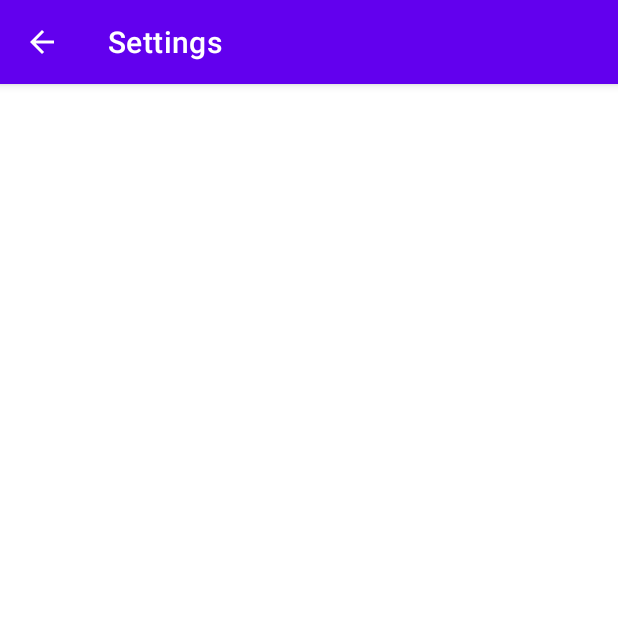
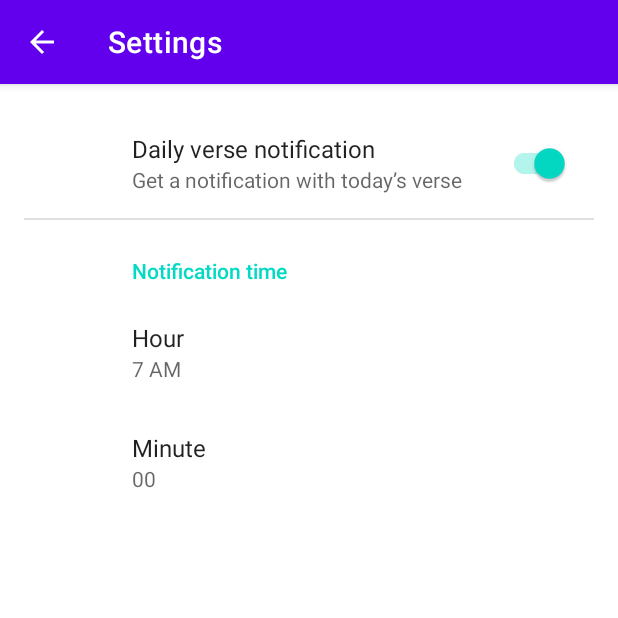
Before and after one commit to kovalc/catholic-bible-app, an Android app: the screen it shows after launch (SettingsActivity), in the options menu, after a tap on "Settings", on a phone screen of 412 x 824 dp, the top half of it. Run offline under Robolectric (Android 15) with nearby library versions, the phone set to English and light mode, and no system bars; our stand-ins replace androidx.preference; pictures from the network do not load; 2 statements that could not run were skipped.

Commit message:
Added About and Settings Features and Re-created Menu

```diff
--- a/app/build.gradle.kts
+++ b/app/build.gradle.kts
@@ -38,6 +38,7 @@ android {
 
 dependencies {
     implementation("androidx.core:core-ktx:1.13.1")
+    implementation("androidx.preference:preference-ktx:1.2.1")
     implementation("androidx.appcompat:appcompat:1.7.0")
     implementation("com.google.android.material:material:1.12.0")
     implementation("androidx.constraintlayout:constraintlayout:2.1.4")
--- a/app/src/main/java/com/example/catholic_bible/SettingsActivity.kt
+++ /dev/null
@@ -1,14 +0,0 @@
-package com.example.catholic_bible
-
-import android.os.Bundle
-import androidx.appcompat.app.AppCompatActivity
-
-class SettingsActivity : AppCompatActivity() {
-
-    override fun onCreate(savedInstanceState: Bundle?) {
-        super.onCreate(savedInstanceState)
-        setContentView(R.layout.activity_settings)
-
-        supportActionBar?.title = "Settings"
-    }
-}
--- /dev/null
+++ b/app/src/main/java/com/example/catholic_bible/notifications/VerseNotificationsScheduler.kt
@@ -0,0 +1,57 @@
+package com.example.catholic_bible.notifications
+
+import android.content.Context
+import androidx.preference.PreferenceManager
+import androidx.work.*
+import com.example.catholic_bible.workers.VerseNotificationWorker
+import java.util.Calendar
+import java.util.concurrent.TimeUnit
+
+object VerseNotificationScheduler {
+
+    private const val UNIQUE_WORK_NAME = "daily_verse_notification_work"
+
+    fun reschedule(context: Context) {
+        val prefs = PreferenceManager.getDefaultSharedPreferences(context)
+        val enabled = prefs.getBoolean("pref_daily_notification_enabled", true)
+
+        if (!enabled) {
+            WorkManager.getInstance(context).cancelUniqueWork(UNIQUE_WORK_NAME)
+            return
+        }
+
+        val hour = prefs.getString("pref_notification_hour", "7")?.toIntOrNull() ?: 7
+        val minute = prefs.getString("pref_notification_minute", "0")?.toIntOrNull() ?: 0
+
+        val initialDelayMs = computeInitialDelayMs(hour, minute)
+
+        val constraints = Constraints.Builder()
+            .setRequiredNetworkType(NetworkType.CONNECTED)
+            .build()
+
+        val request = PeriodicWorkRequestBuilder<VerseNotificationWorker>(1, TimeUnit.DAYS)
+            .setInitialDelay(initialDelayMs, TimeUnit.MILLISECONDS)
+            .setConstraints(constraints)
+            .build()
+
+        WorkManager.getInstance(context).enqueueUniquePeriodicWork(
+            UNIQUE_WORK_NAME,
+            ExistingPeriodicWorkPolicy.UPDATE,
+            request
+        )
+    }
+
+    private fun computeInitialDelayMs(hour: Int, minute: Int): Long {
+        val now = Calendar.getInstance()
+        val next = Calendar.getInstance().apply {
+            set(Calendar.HOUR_OF_DAY, hour)
+            set(Calendar.MINUTE, minute)
+            set(Calendar.SECOND, 0)
+            set(Calendar.MILLISECOND, 0)
+            if (before(now)) {
+                add(Calendar.DAY_OF_YEAR, 1)
+            }
+        }
+        return next.timeInMillis - now.timeInMillis
+    }
+}
--- a/app/src/main/java/com/example/catholic_bible/AboutActivity.kt
+++ b/app/src/main/java/com/example/catholic_bible/ui/AboutActivity.kt
@@ -1,7 +1,8 @@
-package com.example.catholic_bible
+package com.example.catholic_bible.ui
 
 import android.os.Bundle
 import androidx.appcompat.app.AppCompatActivity
+import com.example.catholic_bible.R
 
 class AboutActivity : AppCompatActivity() {
 
--- a/app/src/main/java/com/example/catholic_bible/MainActivity.kt
+++ b/app/src/main/java/com/example/catholic_bible/ui/MainActivity.kt
@@ -1,26 +1,51 @@
-package com.example.catholic_bible
+package com.example.catholic_bible.ui
 
+import android.Manifest
 import android.content.Intent
-import androidx.appcompat.app.AppCompatActivity
+import android.content.pm.PackageManager
+import android.os.Build
 import android.os.Bundle
+import android.speech.tts.TextToSpeech
 import android.view.Menu
 import android.view.MenuItem
 import android.widget.ImageView
 import android.widget.TextView
-import androidx.work.*
+import android.widget.Toast
+import androidx.appcompat.app.AppCompatActivity
+import androidx.core.app.ActivityCompat
+import androidx.core.content.ContextCompat
+import androidx.work.Constraints
+import androidx.work.ExistingPeriodicWorkPolicy
+import androidx.work.NetworkType
+import androidx.work.PeriodicWorkRequestBuilder
+import androidx.work.WorkManager
 import coil.load
-import kotlinx.coroutines.*
+import com.example.catholic_bible.R
+import com.example.catholic_bible.notifications.VerseNotificationScheduler
+import com.example.catholic_bible.workers.DailyWallpaperWorker
+import kotlinx.coroutines.CoroutineScope
+import kotlinx.coroutines.Dispatchers
+import kotlinx.coroutines.SupervisorJob
+import kotlinx.coroutines.cancel
+import kotlinx.coroutines.launch
+import kotlinx.coroutines.withContext
 import okhttp3.OkHttpClient
 import okhttp3.logging.HttpLoggingInterceptor
 import retrofit2.Retrofit
 import retrofit2.converter.gson.GsonConverterFactory
 import retrofit2.http.GET
+import java.util.Locale
 import java.util.concurrent.TimeUnit
 
-class MainActivity : AppCompatActivity() {
+class MainActivity : AppCompatActivity(), TextToSpeech.OnInitListener {
 
     private lateinit var verseTextView: TextView
     private lateinit var verseImageView: ImageView
+
+    private var latestVerseForSpeech: String = ""
+
+    private var tts: TextToSpeech? = null
+    private var ttsReady = false
 
     private val verseApi: VerseApi by lazy {
         val logging = HttpLoggingInterceptor().apply {
@@ -32,7 +57,7 @@ class MainActivity : AppCompatActivity() {
             .build()
 
         val retrofit = Retrofit.Builder()
-            .baseUrl("https://s4abq0nc6a.execute-api.us-west-2.amazonaws.com/")
+            .baseUrl("https://pvb7zkkj57.execute-api.us-west-2.amazonaws.com/")
             .client(client)
             .addConverterFactory(GsonConverterFactory.create())
             .build()
@@ -49,20 +74,45 @@ class MainActivity : AppCompatActivity() {
         verseTextView = findViewById(R.id.verseText)
         verseImageView = findViewById(R.id.verseImage)
 
-        // Schedule the daily wallpaper update (once per day; uses existing AI image)
+        requestNotificationPermissionIfNeeded()
+        VerseNotificationScheduler.reschedule(this)
+
+        tts = TextToSpeech(this, this)
+
         scheduleDailyWallpaperWork()
-
-        // Load today's verse + image for the UI
         loadVerse()
     }
 
+    override fun onInit(status: Int) {
+        if (status == TextToSpeech.SUCCESS) {
+            val result = tts?.setLanguage(Locale.US) ?: TextToSpeech.LANG_NOT_SUPPORTED
+            ttsReady = result != TextToSpeech.LANG_MISSING_DATA && result != TextToSpeech.LANG_NOT_SUPPORTED
+
+            if (ttsReady) {
+                tts?.setSpeechRate(1.0f)
+                tts?.setPitch(1.0f)
+            } else {
+                Toast.makeText(this, "Text-to-speech language not supported.", Toast.LENGTH_SHORT).show()
+            }
+        } else {
+            ttsReady = false
+            Toast.makeText(this, "Text-to-speech unavailable.", Toast.LENGTH_SHORT).show()
+        }
+    }
+
     override fun onDestroy() {
+        activityScope.cancel()
+
+        tts?.stop()
+        tts?.shutdown()
+        tts = null
+
         super.onDestroy()
-        activityScope.cancel()
     }
 
     private fun loadVerse() {
         verseTextView.text = "Preparing today's verse…"
+        latestVerseForSpeech = ""
 
         activityScope.launch {
             try {
@@ -77,6 +127,7 @@ class MainActivity : AppCompatActivity() {
                 }
 
                 verseTextView.text = display
+                latestVerseForSpeech = display
 
                 val url = response.image_url
                 if (!url.isNullOrBlank()) {
@@ -89,7 +140,25 @@ class MainActivity : AppCompatActivity() {
                 }
             } catch (e: Exception) {
                 verseTextView.text = "Error loading verse: ${e.message}"
+                latestVerseForSpeech = ""
             }
+        }
+    }
+
+    private fun requestNotificationPermissionIfNeeded() {
+        if (Build.VERSION.SDK_INT < Build.VERSION_CODES.TIRAMISU) return
+
+        val granted = ContextCompat.checkSelfPermission(
+            this,
+            Manifest.permission.POST_NOTIFICATIONS
+        ) == PackageManager.PERMISSION_GRANTED
+
+        if (!granted) {
+            ActivityCompat.requestPermissions(
+                this,
+                arrayOf(Manifest.permission.POST_NOTIFICATIONS),
+                5001
+            )
         }
     }
 
@@ -98,9 +167,7 @@ class MainActivity : AppCompatActivity() {
             .setRequiredNetworkType(NetworkType.CONNECTED)
             .build()
 
-        val request = PeriodicWorkRequestBuilder<DailyWallpaperWorker>(
-            1, TimeUnit.DAYS
-        )
+        val request = PeriodicWorkRequestBuilder<DailyWallpaperWorker>(1, TimeUnit.DAYS)
             .setConstraints(constraints)
             .build()
 
@@ -111,8 +178,6 @@ class MainActivity : AppCompatActivity() {
                 request
             )
     }
-
-    // ----- Menu: Settings & About -----
 
     override fun onCreateOptionsMenu(menu: Menu): Boolean {
         menuInflater.inflate(R.menu.main_menu, menu)
@@ -129,12 +194,35 @@ class MainActivity : AppCompatActivity() {
                 startActivity(Intent(this, AboutActivity::class.java))
                 true
             }
+            R.id.action_tts -> {
+                toggleSpeakVerse()
+                true
+            }
             else -> super.onOptionsItemSelected(item)
         }
     }
+
+    private fun toggleSpeakVerse() {
+        if (!ttsReady) {
+            Toast.makeText(this, "Text-to-speech not ready yet.", Toast.LENGTH_SHORT).show()
+            return
+        }
+
+        if (tts?.isSpeaking == true) {
+            tts?.stop()
+            return
+        }
+
+        val textToRead = latestVerseForSpeech.trim()
+        if (textToRead.isBlank()) {
+            Toast.makeText(this, "No verse to read yet.", Toast.LENGTH_SHORT).show()
+            return
+        }
+
+        tts?.speak(textToRead, TextToSpeech.QUEUE_FLUSH, null, "VERSE_TTS")
+    }
 }
 
-// Shared with worker
 data class VerseResponse(
     val date: String,
     val book: String,
--- /dev/null
+++ b/app/src/main/java/com/example/catholic_bible/ui/SettingsActivity.kt
@@ -0,0 +1,27 @@
+package com.example.catholic_bible.ui
+
+import android.os.Bundle
+import androidx.appcompat.app.AppCompatActivity
+import com.example.catholic_bible.R
+
+class SettingsActivity : AppCompatActivity() {
+
+    override fun onCreate(savedInstanceState: Bundle?) {
+        super.onCreate(savedInstanceState)
+        setContentView(R.layout.activity_settings)
+
+        supportActionBar?.title = getString(R.string.title_settings)
+        supportActionBar?.setDisplayHomeAsUpEnabled(true)
+
+        if (savedInstanceState == null) {
+            supportFragmentManager.beginTransaction()
+                .replace(R.id.settings_container, SettingsFragment())
+                .commit()
+        }
+    }
+
+    override fun onSupportNavigateUp(): Boolean {
+        finish()
+        return true
+    }
+}
--- /dev/null
+++ b/app/src/main/java/com/example/catholic_bible/ui/SettingsFragment.kt
@@ -0,0 +1,38 @@
+package com.example.catholic_bible.ui
+
+import android.os.Bundle
+import androidx.preference.ListPreference
+import androidx.preference.PreferenceFragmentCompat
+import androidx.preference.PreferenceManager
+import com.example.catholic_bible.R
+import com.example.catholic_bible.notifications.VerseNotificationScheduler
+
+class SettingsFragment : PreferenceFragmentCompat() {
+
+    override fun onCreatePreferences(savedInstanceState: Bundle?, rootKey: String?) {
+        setPreferencesFromResource(R.xml.preferences, rootKey)
+
+        // Show selected values under the preference titles
+        updateSummaries()
+
+        val prefs = PreferenceManager.getDefaultSharedPreferences(requireContext())
+        prefs.registerOnSharedPreferenceChangeListener { _, key ->
+            if (
+                key == "pref_daily_notification_enabled" ||
+                key == "pref_notification_hour" ||
+                key == "pref_notification_minute"
+            ) {
+                updateSummaries()
+                VerseNotificationScheduler.reschedule(requireContext())
+            }
+        }
+    }
+
+    private fun updateSummaries() {
+        val hourPref = findPreference<ListPreference>("pref_notification_hour")
+        val minPref = findPreference<ListPreference>("pref_notification_minute")
+
+        hourPref?.summary = hourPref?.entry ?: ""
+        minPref?.summary = minPref?.entry ?: ""
+    }
+}
--- a/app/src/main/java/com/example/catholic_bible/DailyWallpaperWorker.kt
+++ b/app/src/main/java/com/example/catholic_bible/workers/DailyWallpaperWorker.kt
@@ -1,10 +1,11 @@
-package com.example.catholic_bible
+package com.example.catholic_bible.workers
 
 import android.app.WallpaperManager
 import android.content.Context
 import android.graphics.BitmapFactory
 import androidx.work.CoroutineWorker
 import androidx.work.WorkerParameters
+import com.example.catholic_bible.ui.VerseResponse
 import kotlinx.coroutines.Dispatchers
 import kotlinx.coroutines.withContext
 import okhttp3.OkHttpClient
--- /dev/null
+++ b/app/src/main/res/drawable/ic_volume_up_24.xml
@@ -0,0 +1,10 @@
+<?xml version="1.0" encoding="utf-8"?>
+<vector xmlns:android="http://schemas.android.com/apk/res/android"
+    android:width="24dp"
+    android:height="24dp"
+    android:viewportWidth="24"
+    android:viewportHeight="24">
+    <path
+        android:fillColor="#FFFFFFFF"
+        android:pathData="M3,9v6h4l5,5V4L7,9H3zM16.5,12c0,-1.77 -1.02,-3.29 -2.5,-4.03v8.05c1.48,-0.73 2.5,-2.25 2.5,-4.02zM14,3.23v2.06c2.89,0.86 5,3.54 5,6.71s-2.11,5.85 -5,6.71v2.06c4.01,-0.91 7,-4.49 7,-8.77s-2.99,-7.86 -7,-8.77z" />
+</vector>
--- a/app/src/main/res/layout/activity_about.xml
+++ b/app/src/main/res/layout/activity_about.xml
@@ -1,4 +1,3 @@
-<?xml version="1.0" encoding="utf-8"?>
 <?xml version="1.0" encoding="utf-8"?>
 <ScrollView xmlns:android="http://schemas.android.com/apk/res/android"
     xmlns:app="http://schemas.android.com/apk/res-auto"
@@ -8,11 +7,11 @@
     android:fillViewport="true"
     android:padding="24dp"
     android:background="?android:colorBackground"
-    tools:context=".AboutActivity">
+    tools:context=".ui.AboutActivity">
 
     <androidx.constraintlayout.widget.ConstraintLayout
         android:layout_width="match_parent"
-        android:layout_height="match_parent">
+        android:layout_height="wrap_content">
 
         <TextView
             android:id="@+id/aboutText"
@@ -27,5 +26,6 @@
             app:layout_constraintBottom_toBottomOf="parent"
             app:layout_constraintStart_toStartOf="parent"
             app:layout_constraintEnd_toEndOf="parent" />
+
     </androidx.constraintlayout.widget.ConstraintLayout>
 </ScrollView>
--- a/app/src/main/res/layout/activity_main.xml
+++ b/app/src/main/res/layout/activity_main.xml
@@ -6,7 +6,7 @@
     android:layout_width="match_parent"
     android:layout_height="match_parent"
     android:background="#000000"
-    tools:context=".MainActivity">
+    tools:context=".ui.MainActivity">
 
     <!-- Fullscreen background image -->
     <ImageView
--- a/app/src/main/res/layout/activity_settings.xml
+++ b/app/src/main/res/layout/activity_settings.xml
@@ -2,21 +2,14 @@
 <androidx.constraintlayout.widget.ConstraintLayout
     xmlns:android="http://schemas.android.com/apk/res/android"
     xmlns:app="http://schemas.android.com/apk/res-auto"
-    xmlns:tools="http://schemas.android.com/tools"
     android:layout_width="match_parent"
     android:layout_height="match_parent"
-    android:padding="24dp"
-    tools:context=".SettingsActivity">
+    android:padding="16dp">
 
-    <TextView
-        android:id="@+id/settingsText"
+    <FrameLayout
+        android:id="@+id/settings_container"
         android:layout_width="0dp"
-        android:layout_height="wrap_content"
-        android:text="@string/settings_placeholder"
-        android:textSize="16sp"
-        android:textColor="@android:color/white"
-        android:gravity="center"
-        android:textAlignment="center"
+        android:layout_height="0dp"
         app:layout_constraintTop_toTopOf="parent"
         app:layout_constraintBottom_toBottomOf="parent"
         app:layout_constraintStart_toStartOf="parent"
--- a/app/src/main/res/menu/main_menu.xml
+++ b/app/src/main/res/menu/main_menu.xml
@@ -1,9 +1,21 @@
 <?xml version="1.0" encoding="utf-8"?>
-<menu xmlns:android="http://schemas.android.com/apk/res/android">
+<menu xmlns:android="http://schemas.android.com/apk/res/android"
+    xmlns:app="http://schemas.android.com/apk/res-auto">
+
     <item
         android:id="@+id/action_settings"
-        android:title="Settings" />
+        android:title="Settings"
+        app:showAsAction="never" />
+
     <item
         android:id="@+id/action_about"
-        android:title="About" />
+        android:title="About"
+        app:showAsAction="never" />
+
+    <item
+        android:id="@+id/action_tts"
+        android:title="Read aloud"
+        android:icon="@drawable/ic_volume_up_24"
+        app:showAsAction="ifRoom" />
+
 </menu>
--- /dev/null
+++ b/app/src/main/res/values/arrays.xml
@@ -0,0 +1,26 @@
+<?xml version="1.0" encoding="utf-8"?>
+<resources>
+
+    <string-array name="pref_hours_entries">
+        <item>12 AM</item><item>1 AM</item><item>2 AM</item><item>3 AM</item><item>4 AM</item><item>5 AM</item>
+        <item>6 AM</item><item>7 AM</item><item>8 AM</item><item>9 AM</item><item>10 AM</item><item>11 AM</item>
+        <item>12 PM</item><item>1 PM</item><item>2 PM</item><item>3 PM</item><item>4 PM</item><item>5 PM</item>
+        <item>6 PM</item><item>7 PM</item><item>8 PM</item><item>9 PM</item><item>10 PM</item><item>11 PM</item>
+    </string-array>
+
+    <string-array name="pref_hours_values">
+        <item>0</item><item>1</item><item>2</item><item>3</item><item>4</item><item>5</item>
+        <item>6</item><item>7</item><item>8</item><item>9</item><item>10</item><item>11</item>
+        <item>12</item><item>13</item><item>14</item><item>15</item><item>16</item><item>17</item>
+        <item>18</item><item>19</item><item>20</item><item>21</item><item>22</item><item>23</item>
+    </string-array>
+
+    <string-array name="pref_minutes_entries">
+        <item>00</item><item>15</item><item>30</item><item>45</item>
+    </string-array>
+
+    <string-array name="pref_minutes_values">
+        <item>0</item><item>15</item><item>30</item><item>45</item>
+    </string-array>
+
+</resources>
--- /dev/null
+++ b/app/src/main/res/xml/preferences.xml
@@ -0,0 +1,29 @@
+<?xml version="1.0" encoding="utf-8"?>
+<PreferenceScreen xmlns:app="http://schemas.android.com/apk/res-auto">
+
+    <SwitchPreferenceCompat
+        app:key="pref_daily_notification_enabled"
+        app:title="Daily verse notification"
+        app:summary="Get a notification with today’s verse"
+        app:defaultValue="true" />
+
+    <PreferenceCategory
+        app:title="Notification time">
+
+        <ListPreference
+            app:key="pref_notification_hour"
+            app:title="Hour"
+            app:defaultValue="7"
+            app:entries="@array/pref_hours_entries"
+            app:entryValues="@array/pref_hours_values" />
+
+        <ListPreference
+            app:key="pref_notification_minute"
+            app:title="Minute"
+            app:defaultValue="0"
+            app:entries="@array/pref_minutes_entries"
+            app:entryValues="@array/pref_minutes_values" />
+
+    </PreferenceCategory>
+
+</PreferenceScreen>
```
Also changed, not shown: app/src/main/AndroidManifest.xml (+9 -14 lines), app/src/main/java/com/example/catholic_bible/notifications/VerseNotifcationChannel.kt (added, +28 -0 lines), app/src/main/java/com/example/catholic_bible/notifications/VerseNotifier.kt (added, +37 -0 lines), app/src/main/java/com/example/catholic_bible/workers/VerseNotificationWorker.kt (added, +53 -0 lines), 1 other file.
